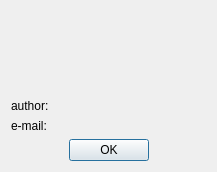
Above: digital_clock/gui/plugin_info_dialog.ui from Kolcha/DigitalClock4 before the change. Below: the same form after it.
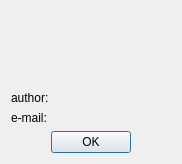
That is the form after the change. Icons and pictures are not drawn.

```diff
--- a/digital_clock/gui/plugin_info_dialog.ui
+++ b/digital_clock/gui/plugin_info_dialog.ui
@@ -27,6 +27,9 @@
    <bool>true</bool>
   </property>
   <layout class="QVBoxLayout" name="verticalLayout">
+   <property name="sizeConstraint">
+    <enum>QLayout::SetFixedSize</enum>
+   </property>
    <item>
     <layout class="QGridLayout" name="gridLayout_2" columnstretch="0,1">
      <item row="0" column="0" rowspan="2">
```
